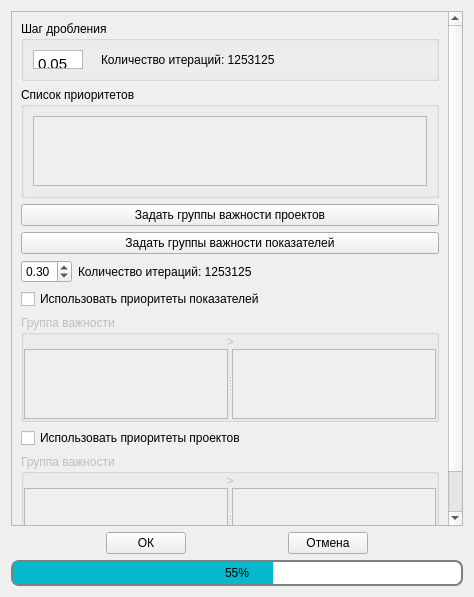
Old version of the form src/startupconfigform.ui in the repository vrs000/DMS.
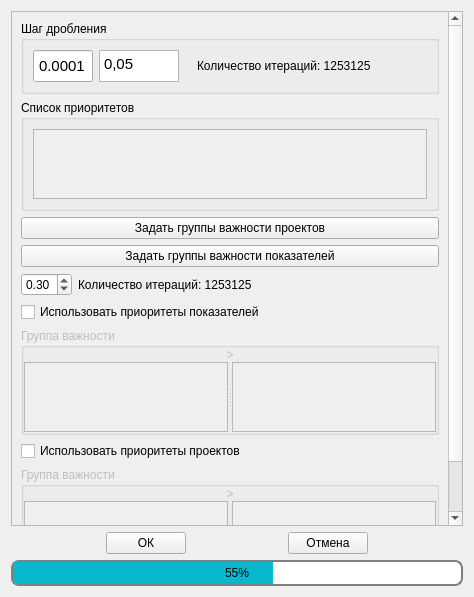
New version of the form. Icons and pictures are not drawn.

```diff
--- a/src/startupconfigform.ui
+++ b/src/startupconfigform.ui
@@ -31,7 +31,7 @@
           <x>0</x>
           <y>0</y>
           <width>435</width>
-          <height>534</height>
+          <height>543</height>
          </rect>
         </property>
         <layout class="QVBoxLayout" name="verticalLayout_5">
@@ -40,7 +40,7 @@
            <property name="maximumSize">
             <size>
              <width>16777215</width>
-             <height>60</height>
+             <height>100</height>
             </size>
            </property>
            <property name="title">
@@ -49,6 +49,39 @@
            <layout class="QGridLayout" name="gridLayout_3">
             <item row="1" column="0">
              <layout class="QHBoxLayout" name="horizontalLayout_4">
+              <item>
+               <widget class="QLineEdit" name="StepValueTextEdit_1">
+                <property name="minimumSize">
+                 <size>
+                  <width>0</width>
+                  <height>32</height>
+                 </size>
+                </property>
+                <property name="maximumSize">
+                 <size>
+                  <width>60</width>
+                  <height>16777215</height>
+                 </size>
+                </property>
+                <property name="font">
+                 <font>
+                  <pointsize>11</pointsize>
+                 </font>
+                </property>
+                <property name="layoutDirection">
+                 <enum>Qt::LeftToRight</enum>
+                </property>
+                <property name="autoFillBackground">
+                 <bool>false</bool>
+                </property>
+                <property name="text">
+                 <string>0.0001</string>
+                </property>
+                <property name="alignment">
+                 <set>Qt::AlignCenter</set>
+                </property>
+               </widget>
+              </item>
               <item>
                <layout class="QHBoxLayout" name="horizontalLayout_2">
                 <property name="spacing">
@@ -56,12 +89,18 @@
                 </property>
                 <item>
                  <widget class="QPlainTextEdit" name="StepValueTextEdit">
-                  <property name="maximumSize">
+                  <property name="minimumSize">
                    <size>
                     <width>50</width>
                     <height>32</height>
                    </size>
                   </property>
+                  <property name="maximumSize">
+                   <size>
+                    <width>80</width>
+                    <height>120</height>
+                   </size>
+                  </property>
                   <property name="font">
                    <font>
                     <pointsize>11</pointsize>
```
Left out of the diff: 3 changed lines with no effect on the pictures.
